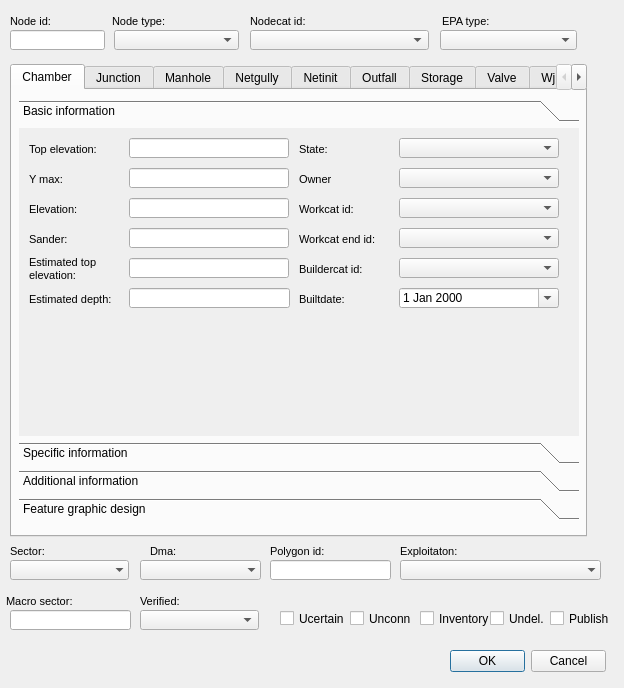
The window that ui/ud_man_node.ui (Giswater/giswater_qgis_plugin) describes before a commit, drawn with Qt 5.
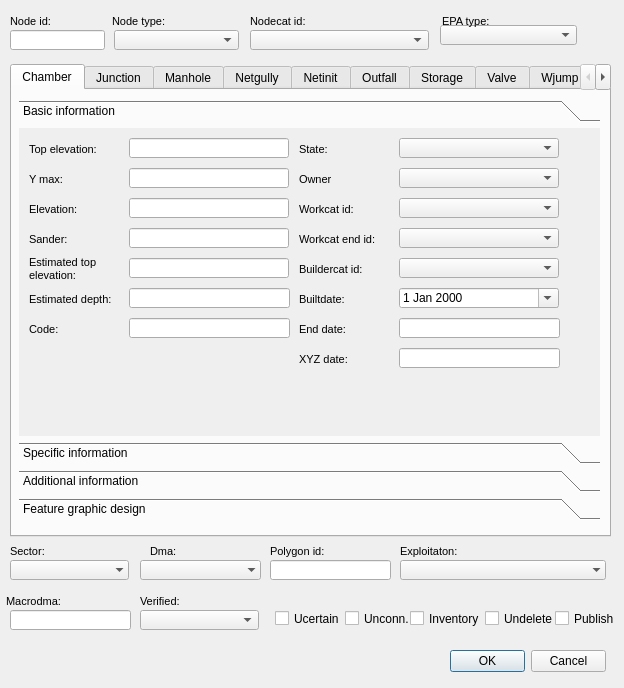
The same window after the commit. The open tabs and pages were chosen to show the change.

Diff of the .ui file:
```diff
--- a/ui/ud_man_node.ui
+++ b/ui/ud_man_node.ui
@@ -43,7 +43,7 @@
    <property name="geometry">
     <rect>
      <x>440</x>
-     <y>30</y>
+     <y>25</y>
      <width>137</width>
      <height>20</height>
     </rect>
@@ -67,7 +67,7 @@
     <rect>
      <x>10</x>
      <y>64</y>
-     <width>577</width>
+     <width>601</width>
      <height>473</height>
     </rect>
    </property>
@@ -83,7 +83,7 @@
       <rect>
        <x>7</x>
        <y>10</y>
-       <width>560</width>
+       <width>581</width>
        <height>420</height>
       </rect>
      </property>
@@ -95,7 +95,7 @@
        <rect>
         <x>0</x>
         <y>0</y>
-        <width>560</width>
+        <width>581</width>
         <height>312</height>
        </rect>
       </property>
@@ -600,6 +600,135 @@
         <number>3</number>
        </property>
       </widget>
+      <widget class="QLabel" name="label_chamber_code">
+       <property name="geometry">
+        <rect>
+         <x>10</x>
+         <y>190</y>
+         <width>90</width>
+         <height>22</height>
+        </rect>
+       </property>
+       <property name="font">
+        <font>
+         <pointsize>8</pointsize>
+        </font>
+       </property>
+       <property name="frameShape">
+        <enum>QFrame::NoFrame</enum>
+       </property>
+       <property name="frameShadow">
+        <enum>QFrame::Plain</enum>
+       </property>
+       <property name="text">
+        <string>Code:</string>
+       </property>
+       <property name="textFormat">
+        <enum>Qt::AutoText</enum>
+       </property>
+       <property name="scaledContents">
+        <bool>false</bool>
+       </property>
+       <property name="margin">
+        <number>3</number>
+       </property>
+      </widget>
+      <widget class="QLineEdit" name="chamber_code">
+       <property name="geometry">
+        <rect>
+         <x>110</x>
+         <y>190</y>
+         <width>161</width>
+         <height>20</height>
+        </rect>
+       </property>
+      </widget>
+      <widget class="QLineEdit" name="chamber_end_date">
+       <property name="geometry">
+        <rect>
+         <x>380</x>
+         <y>190</y>
+         <width>161</width>
+         <height>20</height>
+        </rect>
+       </property>
+      </widget>
+      <widget class="QLabel" name="label_chamber_end_date">
+       <property name="geometry">
+        <rect>
+         <x>280</x>
+         <y>190</y>
+         <width>90</width>
+         <height>22</height>
+        </rect>
+       </property>
+       <property name="font">
+        <font>
+         <pointsize>8</pointsize>
+        </font>
+       </property>
+       <property name="frameShape">
+        <enum>QFrame::NoFrame</enum>
+       </property>
+       <property name="frameShadow">
+        <enum>QFrame::Plain</enum>
+       </property>
+       <property name="text">
+        <string>End date:</string>
+       </property>
+       <property name="textFormat">
+        <enum>Qt::AutoText</enum>
+       </property>
+       <property name="scaledContents">
+        <bool>false</bool>
+       </property>
+       <property name="margin">
+        <number>3</number>
+       </property>
+      </widget>
+      <widget class="QLabel" name="label_chamber_xyz_date">
+       <property name="geometry">
+        <rect>
+         <x>280</x>
+         <y>220</y>
+         <width>90</width>
+         <height>22</height>
+        </rect>
+       </property>
+       <property name="font">
+        <font>
+         <pointsize>8</pointsize>
+        </font>
+       </property>
+       <property name="frameShape">
+        <enum>QFrame::NoFrame</enum>
+       </property>
+       <property name="frameShadow">
+        <enum>QFrame::Plain</enum>
+       </property>
+       <property name="text">
+        <string>XYZ date:</string>
+       </property>
+       <property name="textFormat">
+        <enum>Qt::AutoText</enum>
+       </property>
+       <property name="scaledContents">
+        <bool>false</bool>
+       </property>
+       <property name="margin">
+        <number>3</number>
+       </property>
+      </widget>
+      <widget class="QLineEdit" name="chamber_xyz_date">
+       <property name="geometry">
+        <rect>
+         <x>380</x>
+         <y>220</y>
+         <width>161</width>
+         <height>20</height>
+        </rect>
+       </property>
+      </widget>
      </widget>
      <widget class="QWidget" name="page_2">
       <property name="geometry">
@@ -15427,14 +15556,14 @@
   <widget class="QCheckBox" name="undelete">
    <property name="geometry">
     <rect>
-     <x>490</x>
+     <x>485</x>
      <y>610</y>
      <width>77</width>
      <height>17</height>
     </rect>
    </property>
    <property name="text">
-    <string>Undel.</string>
+    <string>Undelete</string>
    </property>
   </widget>
   <widget class="QLabel" name="label_dma">
@@ -15766,7 +15895,7 @@
   <widget class="QCheckBox" name="undelete_5">
    <property name="geometry">
     <rect>
-     <x>550</x>
+     <x>555</x>
      <y>610</y>
      <width>79</width>
      <height>17</height>
@@ -15779,9 +15908,9 @@
   <widget class="QCheckBox" name="undelete_2">
    <property name="geometry">
     <rect>
-     <x>350</x>
+     <x>345</x>
      <y>610</y>
-     <width>61</width>
+     <width>86</width>
      <height>17</height>
     </rect>
    </property>
@@ -15792,7 +15921,7 @@
   <widget class="QCheckBox" name="undelete_3">
    <property name="geometry">
     <rect>
-     <x>420</x>
+     <x>410</x>
      <y>610</y>
      <width>71</width>
      <height>17</height>
@@ -15805,7 +15934,7 @@
   <widget class="QCheckBox" name="undelete_4">
    <property name="geometry">
     <rect>
-     <x>280</x>
+     <x>275</x>
      <y>610</y>
      <width>79</width>
      <height>17</height>
@@ -15836,7 +15965,7 @@
     <enum>QFrame::Plain</enum>
    </property>
    <property name="text">
-    <string>Macro sector:</string>
+    <string>Macrodma:</string>
    </property>
    <property name="textFormat">
     <enum>Qt::AutoText</enum>
@@ -15869,7 +15998,7 @@
     <rect>
      <x>400</x>
      <y>560</y>
-     <width>201</width>
+     <width>206</width>
      <height>20</height>
     </rect>
    </property>
```
Left out of the diff: 1219 changed lines with no effect on the pictures.
